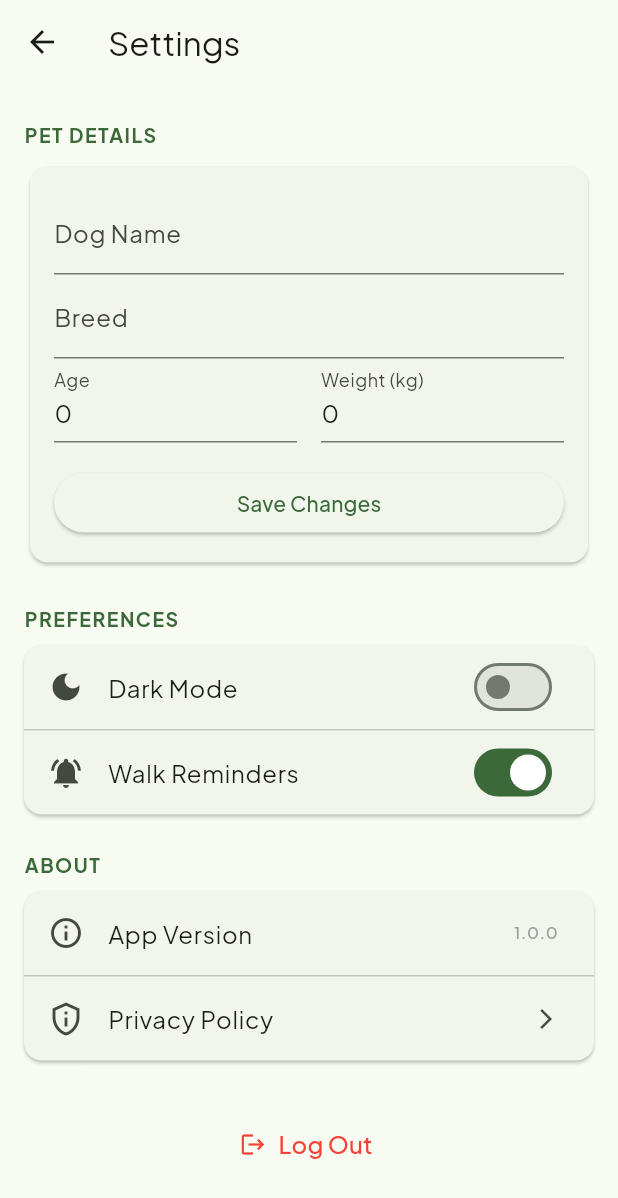
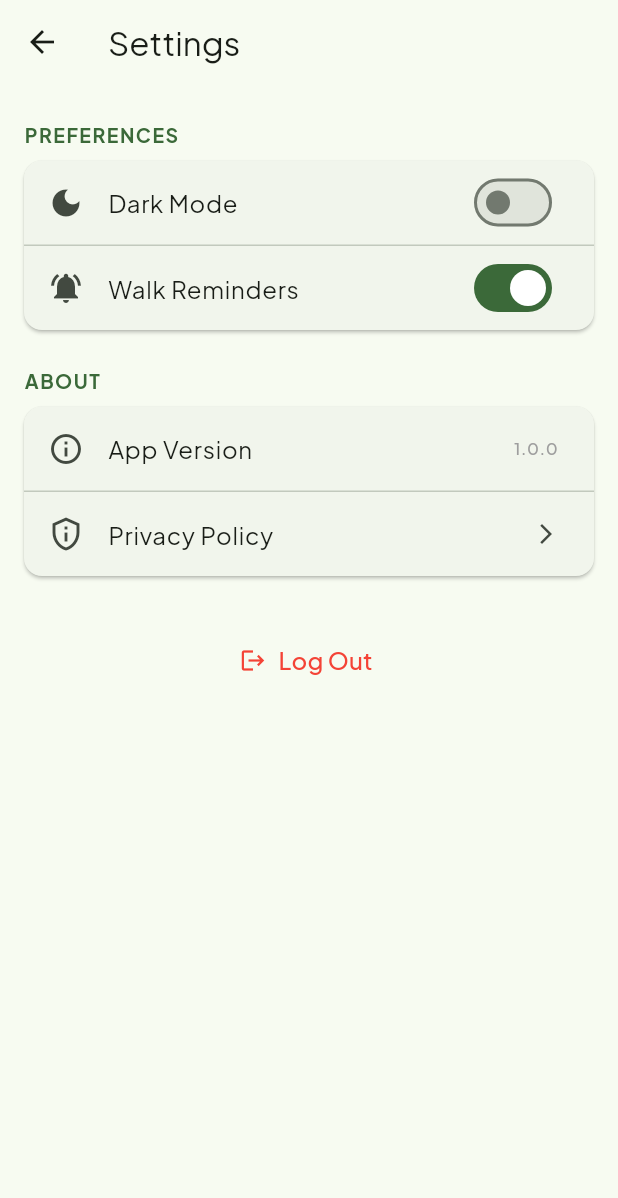
Before and after one commit to sandivd/Vitail-Dog-Wellness-App, a Flutter app: the SettingsScreen screen opened directly, on a phone screen of 412 x 824 dp. Shown: the top 1198 px of the screen. Run offline on Flutter 3.47's test engine with Material 3 defaults, Android fonts, the phone set to English and light mode, and no system bars; our stand-ins replace cached_network_image, fl_chart, flutter_svg, geolocator, google_maps_flutter, google_sign_in and 2 more; accounts and stored records are empty.

Commit message:
remove dog detail edit sec from settings pg

```diff
--- a/lib/settings_screen.dart
+++ b/lib/settings_screen.dart
@@ -10,64 +10,7 @@ class SettingsScreen extends StatefulWidget {
 }
 
 class _SettingsScreenState extends State<SettingsScreen> {
-  final _nameController = TextEditingController();
-  final _breedController = TextEditingController();
-  final _ageController = TextEditingController();
-  final _weightController = TextEditingController();
-
   bool _notificationsEnabled = true;
-  bool _isLoading = false;
-  Map<String, dynamic>? _dogData;
-
-  @override
-  void initState() {
-    super.initState();
-    _fetchDogData();
-  }
-
-  Future<void> _fetchDogData() async {
-    final userId = Supabase.instance.client.auth.currentUser!.id;
-    final response = await Supabase.instance.client
-        .from('dogs')
-        .select()
-        .eq('owner_id', userId)
-        .limit(1)
-        .maybeSingle();
-
-    if (response != null) {
-      setState(() {
-        _dogData = response;
-        _nameController.text = response['dog_name'] ?? '';
-        _breedController.text = response['breed'] ?? '';
-        _ageController.text = (response['age'] ?? 0).toString();
-        _weightController.text = (response['weight'] ?? 0).toString();
-      });
-    }
-  }
-
-  Future<void> _saveDogDetails() async {
-    setState(() => _isLoading = true);
-    try {
-      await Supabase.instance.client.from('dogs').update({
-        'dog_name': _nameController.text.trim(),
-        'breed': _breedController.text.trim(),
-        'age': double.tryParse(_ageController.text) ?? 0.0,
-        'weight': double.tryParse(_weightController.text) ?? 0.0,
-      }).eq('id', _dogData?['id']);
-
-      if (mounted) {
-        ScaffoldMessenger.of(context).showSnackBar(
-          const SnackBar(content: Text('Details updated successfully!'), backgroundColor: Colors.green),
-        );
-      }
-    } catch (e) {
-      ScaffoldMessenger.of(context).showSnackBar(
-        SnackBar(content: Text('Error: $e'), backgroundColor: Colors.red),
-      );
-    } finally {
-      if (mounted) setState(() => _isLoading = false);
-    }
-  }
 
   @override
   Widget build(BuildContext context) {
@@ -77,38 +20,6 @@ class _SettingsScreenState extends State<SettingsScreen> {
       ),
       body: ListView(
         children: [
-          // --- ACCOUNT SECTION ---
-          _buildSectionHeader('PET DETAILS'),
-          Padding(
-            padding: const EdgeInsets.symmetric(horizontal: 16.0),
-            child: Card(
-              child: Padding(
-                padding: const EdgeInsets.all(16.0),
-                child: Column(
-                  children: [
-                    TextField(controller: _nameController, decoration: const InputDecoration(labelText: 'Dog Name')),
-                    TextField(controller: _breedController, decoration: const InputDecoration(labelText: 'Breed')),
-                    Row(
-                      children: [
-                        Expanded(child: TextField(controller: _ageController, decoration: const InputDecoration(labelText: 'Age'), keyboardType: TextInputType.number)),
-                        const SizedBox(width: 16),
-                        Expanded(child: TextField(controller: _weightController, decoration: const InputDecoration(labelText: 'Weight (kg)'), keyboardType: TextInputType.number)),
-                      ],
-                    ),
-                    const SizedBox(height: 16),
-                    SizedBox(
-                      width: double.infinity,
-                      child: ElevatedButton(
-                        onPressed: _isLoading ? null : _saveDogDetails,
-                        child: _isLoading ? const SizedBox(height: 20, width: 20, child: CircularProgressIndicator(strokeWidth: 2)) : const Text('Save Changes'),
-                      ),
-                    ),
-                  ],
-                ),
-              ),
-            ),
-          ),
-
           // --- PREFERENCES SECTION ---
           _buildSectionHeader('PREFERENCES'),
           Card(
```
